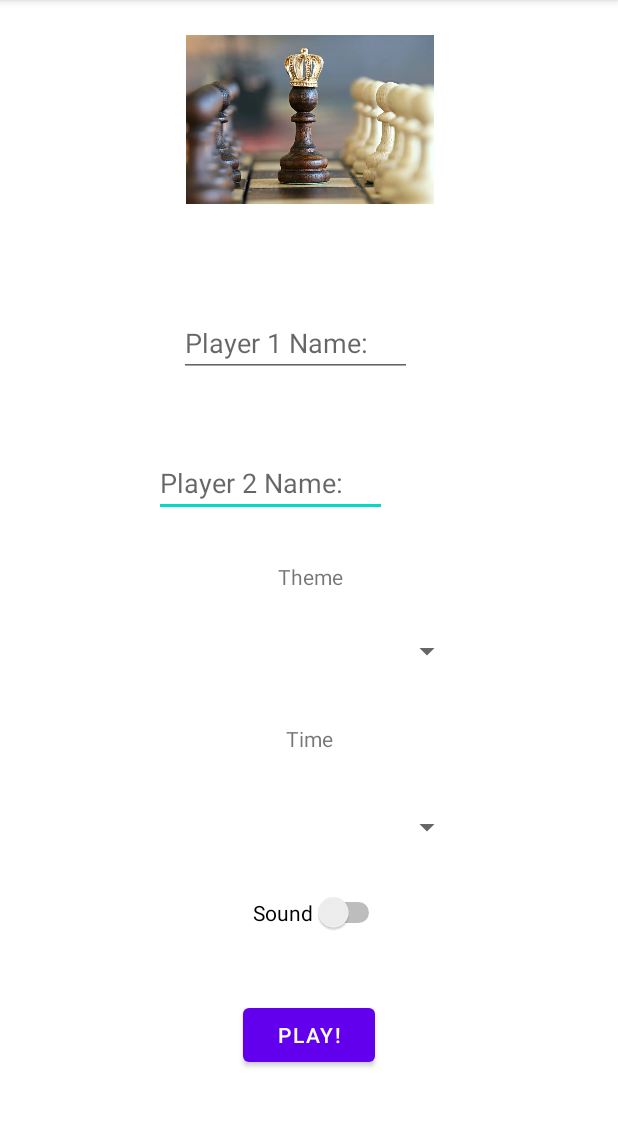
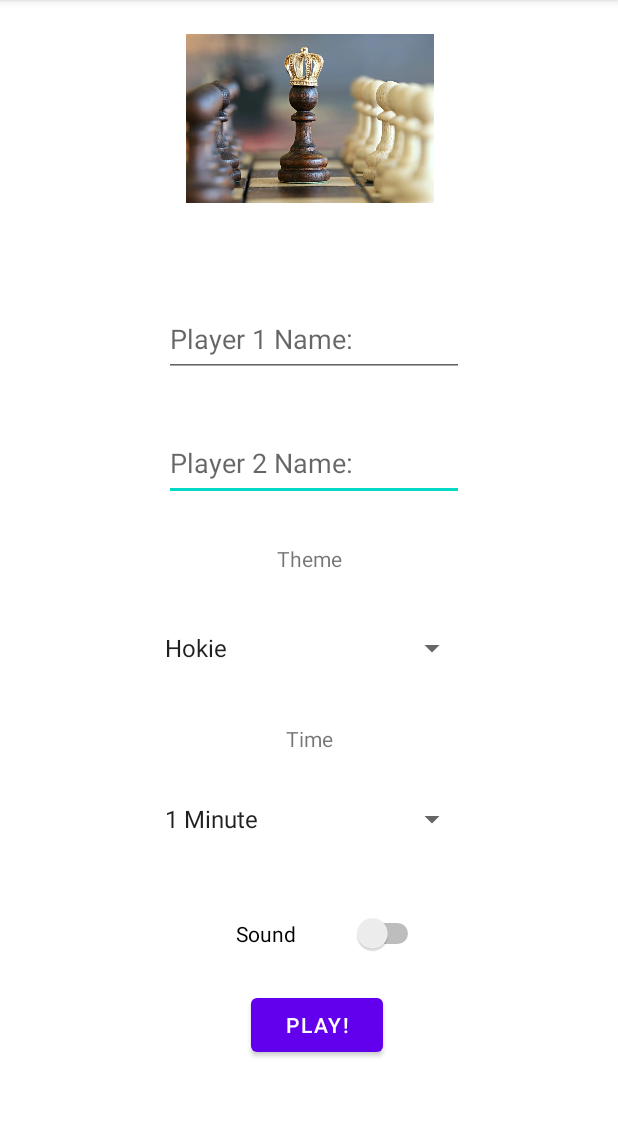
Before and after one commit to DeanLarkin/AndroidChess, an Android app: the screen it shows after launch (MainActivity), on a phone screen of 412 x 824 dp, the part 84-1211 px from its top. Run offline under Robolectric (Android 15) with nearby library versions, the phone set to English and light mode, and no system bars.

Commit message:
Fixed errors in home fragment, added strings

```diff
--- a/app/src/main/res/layout/fragment_home.xml
+++ b/app/src/main/res/layout/fragment_home.xml
@@ -12,20 +12,21 @@
 
     <com.google.android.material.textfield.TextInputEditText
         android:id="@+id/player2"
-        android:layout_width="155dp"
-        android:layout_height="39dp"
+        android:layout_width="200dp"
+        android:layout_height="50dp"
         android:hint="Player 2 Name:"
         app:layout_constraintBottom_toBottomOf="parent"
         app:layout_constraintEnd_toEndOf="parent"
-        app:layout_constraintHorizontal_bias="0.401"
+        app:layout_constraintHorizontal_bias="0.516"
         app:layout_constraintStart_toStartOf="parent"
         app:layout_constraintTop_toTopOf="parent"
-        app:layout_constraintVertical_bias="0.419" />
+        app:layout_constraintVertical_bias="0.396" />
 
     <Spinner
         android:id="@+id/timeSpinner"
-        android:layout_width="203dp"
-        android:layout_height="37dp"
+        android:layout_width="210dp"
+        android:layout_height="60dp"
+        android:entries="@array/Times"
         app:layout_constraintBottom_toBottomOf="parent"
         app:layout_constraintEnd_toEndOf="parent"
         app:layout_constraintHorizontal_bias="0.506"
@@ -35,15 +36,15 @@
 
     <Switch
         android:id="@+id/soundSwitch"
-        android:layout_width="wrap_content"
-        android:layout_height="wrap_content"
+        android:layout_width="125dp"
+        android:layout_height="50dp"
         android:text="Sound"
         app:layout_constraintBottom_toBottomOf="parent"
         app:layout_constraintEnd_toEndOf="parent"
-        app:layout_constraintHorizontal_bias="0.52"
+        app:layout_constraintHorizontal_bias="0.548"
         app:layout_constraintStart_toStartOf="parent"
         app:layout_constraintTop_toTopOf="parent"
-        app:layout_constraintVertical_bias="0.803" />
+        app:layout_constraintVertical_bias="0.832" />
 
     <TextView
         android:id="@+id/textView"
@@ -52,9 +53,9 @@
         android:text="Theme"
         app:layout_constraintBottom_toBottomOf="parent"
         app:layout_constraintEnd_toEndOf="parent"
-        app:layout_constraintHorizontal_bias="0.502"
         app:layout_constraintStart_toStartOf="parent"
-        app:layout_constraintTop_toTopOf="parent" />
+        app:layout_constraintTop_toTopOf="parent"
+        app:layout_constraintVertical_bias="0.484" />
 
     <TextView
         android:id="@+id/timeText"
@@ -69,8 +70,9 @@
 
     <Spinner
         android:id="@+id/themeSpinner"
-        android:layout_width="203dp"
-        android:layout_height="37dp"
+        android:layout_width="210dp"
+        android:layout_height="60dp"
+        android:entries="@array/Themes"
         app:layout_constraintBottom_toBottomOf="parent"
         app:layout_constraintEnd_toEndOf="parent"
         app:layout_constraintHorizontal_bias="0.506"
@@ -90,26 +92,17 @@
         app:layout_constraintTop_toTopOf="parent"
         app:layout_constraintVertical_bias="0.053" />
 
-    <com.google.android.material.textfield.TextInputLayout
-        android:layout_width="10dp"
-        android:layout_height="wrap_content"
-        app:layout_constraintEnd_toEndOf="parent"
-        app:layout_constraintStart_toStartOf="parent"
-        tools:layout_editor_absoluteY="283dp">
-
-    </com.google.android.material.textfield.TextInputLayout>
-
     <com.google.android.material.textfield.TextInputEditText
         android:id="@+id/player1"
-        android:layout_width="155dp"
-        android:layout_height="39dp"
+        android:layout_width="200dp"
+        android:layout_height="50dp"
         android:hint="Player 1 Name:"
         app:layout_constraintBottom_toBottomOf="parent"
         app:layout_constraintEnd_toEndOf="parent"
-        app:layout_constraintHorizontal_bias="0.464"
+        app:layout_constraintHorizontal_bias="0.516"
         app:layout_constraintStart_toStartOf="parent"
         app:layout_constraintTop_toTopOf="parent"
-        app:layout_constraintVertical_bias="0.291" />
+        app:layout_constraintVertical_bias="0.28" />
 
     <Button
         android:id="@+id/playButton"
@@ -118,8 +111,9 @@
         android:text="Play!"
         app:layout_constraintBottom_toBottomOf="parent"
         app:layout_constraintEnd_toEndOf="parent"
+        app:layout_constraintHorizontal_bias="0.517"
         app:layout_constraintStart_toStartOf="parent"
         app:layout_constraintTop_toTopOf="parent"
-        app:layout_constraintVertical_bias="0.925" />
+        app:layout_constraintVertical_bias="0.916" />
 
 </androidx.constraintlayout.widget.ConstraintLayout>
--- a/app/src/main/res/values/strings.xml
+++ b/app/src/main/res/values/strings.xml
@@ -1,5 +1,18 @@
 <resources>
     <string name="app_name">Chess</string>
-    <!-- TODO: Remove or change this placeholder text -->
-    <string name="hello_blank_fragment">Hello blank fragment</string>
+    <string-array name="Times">
+        <item>1 Minute</item>
+        <item>3 Minutes</item>
+        <item>5 Minutes</item>
+        <item>10 Minutes</item>
+        <item>30 Minutes</item>
+    </string-array>
+
+    <string-array name="Themes">
+        <item>Hokie</item>
+        <item>Cavalier</item>
+        <item>Duke Dog</item>
+        <item>Patriots</item>
+    </string-array>
+
 </resources>
```
